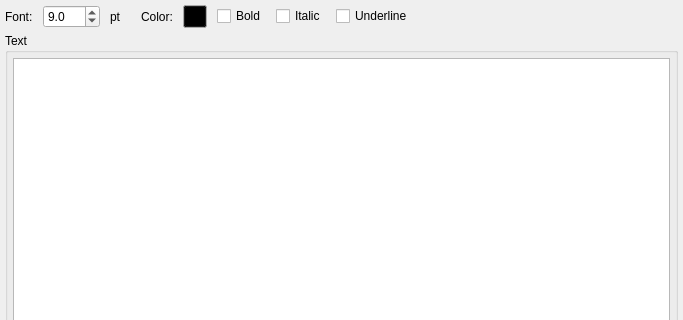
First picture: the form in libs/libgui/ui/dbobjects/textboxwidget.ui, repository pgmodeler/pgmodeler, before the edit; both pictures show x 0 to 683 and y 0 to 320 of the 683 by 568 pixel window.
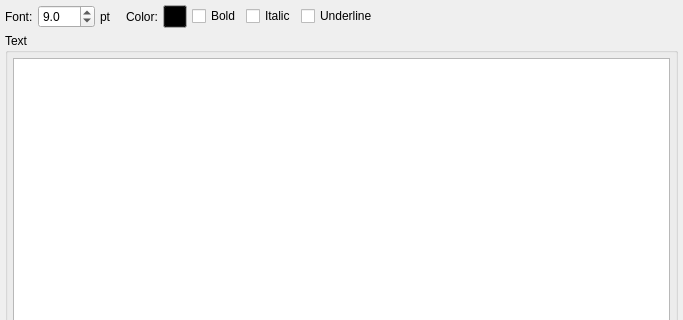
Second picture: the form after the edit.

```diff
--- a/libs/libgui/ui/dbobjects/textboxwidget.ui
+++ b/libs/libgui/ui/dbobjects/textboxwidget.ui
@@ -60,7 +60,7 @@
    <item row="0" column="0">
     <layout class="QHBoxLayout" name="horizontalLayout_2">
      <property name="spacing">
-      <number>10</number>
+      <number>5</number>
      </property>
      <item>
       <widget class="QLabel" name="label">
```
